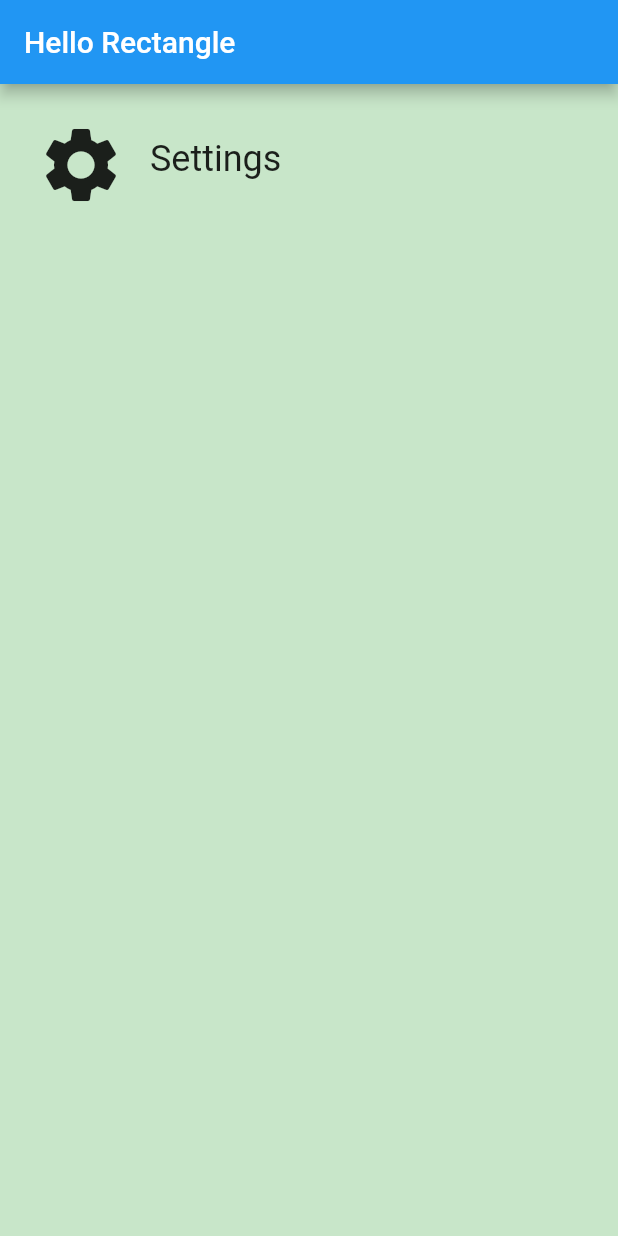
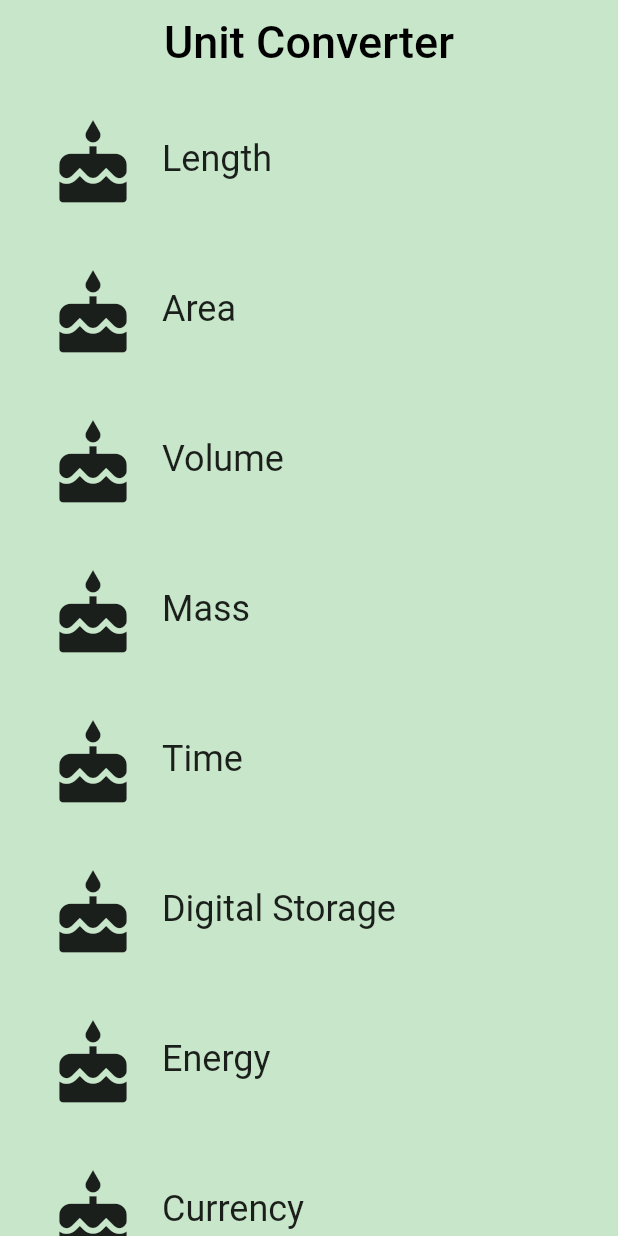
Before and after one commit to Iwaide/flutter_udacity, a Flutter app: the screen it shows after launch, on a phone screen of 412 x 824 dp. Run offline on Flutter 3.47's test engine with Material 2 defaults, Android fonts, the phone set to English and light mode, and no system bars.

Commit message:
Add category route

```diff
--- /dev/null
+++ b/lib/category_route.dart
@@ -0,0 +1,75 @@
+import 'package:flutter/material.dart';
+import './category.dart';
+
+final _backgroundColor = Colors.green[100];
+
+class CategoryRoute extends StatelessWidget {
+  const CategoryRoute();
+
+  static const _categoryNames = <String>[
+    'Length',
+    'Area',
+    'Volume',
+    'Mass',
+    'Time',
+    'Digital Storage',
+    'Energy',
+    'Currency',
+  ];
+
+  static const _baseColors = <Color>[
+    Colors.teal,
+    Colors.orange,
+    Colors.pinkAccent,
+    Colors.blueAccent,
+    Colors.yellow,
+    Colors.greenAccent,
+    Colors.purpleAccent,
+    Colors.red,
+  ];
+
+  Widget _buildCategoryWidgets(List<Widget> categories) {
+    return ListView.builder(
+      itemBuilder: (BuildContext context, int index) => categories[index],
+      itemCount: categories.length,
+    );
+  }
+
+  @override
+  Widget build(BuildContext context) {
+    final categories = <Category>[];
+
+    for(var i = 0; i < _categoryNames.length; i++) {
+      categories.add(
+        Category(
+          name: _categoryNames[i],
+          color: _baseColors[i],
+          iconLocation: Icons.cake,
+        )
+      );
+    }
+
+    final listView = Container(
+      color: _backgroundColor,
+      padding: EdgeInsets.symmetric(horizontal: 8.0),
+      child: _buildCategoryWidgets(categories),
+    );
+
+    final appBar = AppBar(
+      elevation: 0.0,
+      title: Text(
+        'Unit Converter',
+        style: TextStyle(
+          color: Colors.black,
+          fontSize: 30.0,
+        ),
+      ),
+      centerTitle: true,
+      backgroundColor: _backgroundColor,
+    );
+    return Scaffold(
+      appBar: appBar,
+      body: listView,
+    );
+  }
+}
--- a/lib/main.dart
+++ b/lib/main.dart
@@ -1,21 +1,11 @@
 import 'package:flutter/material.dart';
-import './category.dart';
+import './category_route.dart';
 
 void main() {
   runApp(
     MaterialApp(
       debugShowCheckedModeBanner: false,
-      home: Scaffold(
-        backgroundColor: Colors.green[100],
-        appBar: AppBar(
-          title: Text('Hello Rectangle'),
-        ),
-        body: Category(
-          name: 'Settings',
-          color: Colors.blueAccent,
-          iconLocation: Icons.settings,
-        ),
-      ),
+      home: CategoryRoute()
     ),
   );
 }
```
